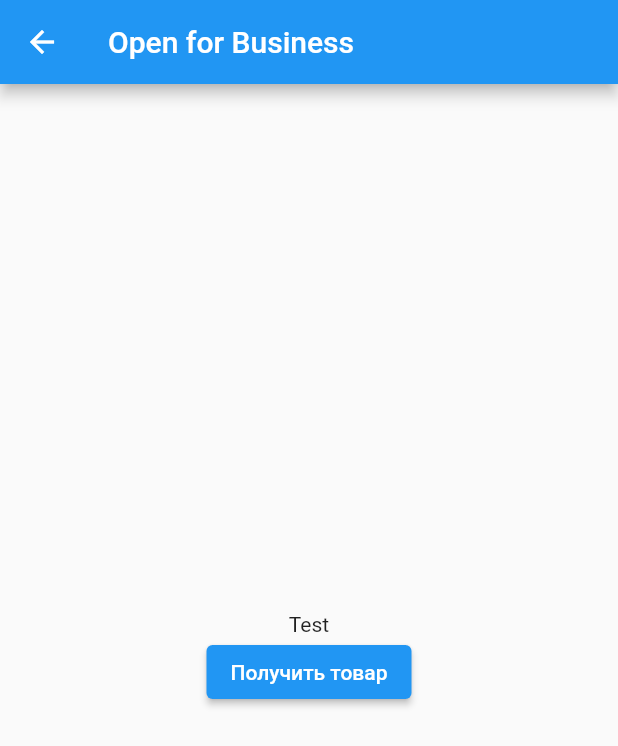
After one commit to nvsces/meteo, a Flutter app: the MarketScreen screen opened directly, after a tap on "Получить товар", on a phone screen of 412 x 824 dp. The commit adds this screen. Shown: the top 746 px of the screen. Run offline on Flutter 3.47's test engine with Material 2 defaults, Android fonts, the light colour scheme and no system bars; our stand-ins replace charts_flutter, cloud_firestore, firebase_core, firebase_database, in_app_purchase; accounts and stored records are empty.

```diff
--- /dev/null
+++ b/lib/pages/market_screen.dart
@@ -0,0 +1,186 @@
+import 'dart:async';
+import 'dart:io';
+import 'package:flutter/material.dart';
+import 'package:in_app_purchase/in_app_purchase.dart';
+
+final String testID = 'product_test';
+
+class MarketScreen extends StatefulWidget {
+  createState() => MarketScreenState();
+}
+
+class MarketScreenState extends State<MarketScreen> {
+  /// Is the API available on the device
+  bool available = true;
+
+  /// The In App Purchase plugin
+  InAppPurchaseConnection _iap = InAppPurchaseConnection.instance;
+
+  /// Products for sale
+  List<ProductDetails> _products = [];
+
+  /// Past purchases
+  List<PurchaseDetails> _purchases = [];
+
+  /// Updates to purchases
+  StreamSubscription _subscription;
+
+  /// Consumable credits the user can buy
+  int _credits = 0;
+
+  @override
+  void initState() {
+    _initialize();
+    super.initState();
+  }
+
+  @override
+  void dispose() {
+    _subscription.cancel();
+    super.dispose();
+  }
+
+  /// Initialize data
+
+  /// Initialize data
+  void _initialize() async {
+    // ... omitted
+
+    // Listen to new purchases
+    _subscription = _iap.purchaseUpdatedStream.listen((data) => setState(() {
+          print(data);
+          print('NEW PURCHASE');
+          _purchases.addAll(data);
+          _verifyPurchase();
+        }));
+  }
+
+  void _spendCredits(PurchaseDetails purchase) async {
+    /// Decrement credits
+    setState(() {
+      _credits--;
+    });
+
+    /// TODO update the state of the consumable to a backend database
+
+    // Mark consumed when credits run out
+    if (_credits == 0) {
+      var res = await _iap.consumePurchase(purchase);
+      await _getPastPurchases();
+    }
+  }
+
+  /// Purchase a product
+  void _buyProduct(ProductDetails prod) {
+    final PurchaseParam purchaseParam = PurchaseParam(productDetails: prod);
+    // _iap.buyNonConsumable(purchaseParam: purchaseParam);
+    _iap.buyConsumable(purchaseParam: purchaseParam, autoConsume: false);
+  }
+
+  /// Get all products available for sale
+  Future<void> _getProducts() async {
+    //Set<String> ids = Set.from([testID, 'test_a']);
+    Set<String> ids = {testID, 'pr_1'};
+    ProductDetailsResponse response = await _iap.queryProductDetails(ids);
+
+    setState(() {
+      _products = response.productDetails;
+      print(_purchases);
+    });
+  }
+
+  /// Gets past purchases
+  Future<void> _getPastPurchases() async {
+    QueryPurchaseDetailsResponse response = await _iap.queryPastPurchases();
+
+    for (PurchaseDetails purchase in response.pastPurchases) {
+      if (Platform.isIOS) {
+        _iap.completePurchase(purchase);
+      }
+    }
+
+    setState(() {
+      _purchases = response.pastPurchases;
+      print(_purchases);
+    });
+  }
+
+  /// Returns purchase of specific product ID
+  bool _hasPurchased(String productID) {
+    if (_purchases.isEmpty) {
+      return false;
+    } else
+      return true;
+    // var purchas= _purchases.firstWhere(
+    //   (purchase) => purchase.productID == productID,
+    //   orElse: ()=>flag=true;
+    // );
+  }
+
+  /// Your own business logic to setup a consumable
+  void _verifyPurchase() {
+    PurchaseDetails purchase =
+        // _hasPurchased(testID);
+        _purchases.firstWhere(
+      (purchase) => purchase.productID == testID,
+    );
+    // TODO serverside verification & record consumable in the database
+
+    if (purchase != null && purchase.status == PurchaseStatus.purchased) {
+      _credits = 10;
+    }
+  }
+
+  @override
+  Widget build(BuildContext context) {
+    return Scaffold(
+      appBar: AppBar(
+        title: Text(available ? 'Open for Business' : 'Not Available'),
+      ),
+      body: Container(
+        child: Center(
+          child: Column(
+            mainAxisAlignment: MainAxisAlignment.center,
+            children: [
+              Text('Test'),
+              ElevatedButton(
+                  onPressed: () {
+                    _getPastPurchases();
+                    _getProducts();
+                  },
+                  child: Text('Получить товар')),
+              for (var prod in _products)
+
+                // UI if already purchased
+                if (_hasPurchased(prod.id)) ...[
+                  Text(' $_credits', style: TextStyle(fontSize: 60)),
+                  FlatButton(
+                      child: Text('Consume'),
+                      color: Colors.green,
+                      onPressed: null
+                      // _spendCredits(_hasPurchased(prod.id)),
+                      )
+                ]
+
+                // UI if NOT purchased
+                else ...[
+                  Text(prod.title),
+                  Text(prod.description),
+                  Text(prod.price,
+                      style:
+                          TextStyle(color: Colors.greenAccent, fontSize: 60)),
+                  FlatButton(
+                    child: Text('Buy It'),
+                    color: Colors.green,
+                    onPressed: () => _buyProduct(prod),
+                  ),
+                ]
+            ],
+          ),
+        ),
+      ),
+    );
+  }
+  // Private methods go here
+
+}
--- a/lib/widgets/charts_simple.dart
+++ b/lib/widgets/charts_simple.dart
@@ -49,7 +49,7 @@ class _ItemDetailsPageState extends State<ItemDetailsPage> {
     var chartWidget = new Padding(
       padding: new EdgeInsets.all(10),
       child: new SizedBox(
-        height: 400.0,
+        height: MediaQuery.of(context).size.height / 3,
         child: chart,
       ),
     );
```
Also changed, not shown: lib/funs.dart (+10 -6 lines), lib/main.dart (+4 -4 lines), lib/pages/settings_page.dart (+8 -0 lines), pubspec.yaml (+8 -0 lines), assets/images/icon.png (added), pubspec.lock, 26 other files.
